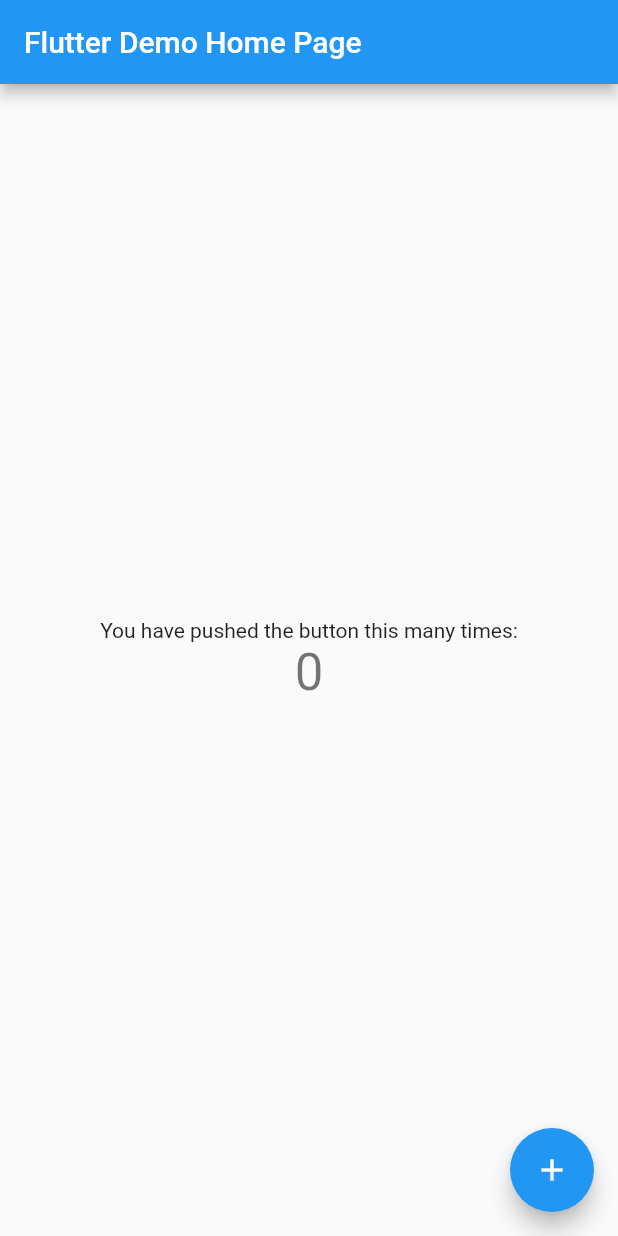
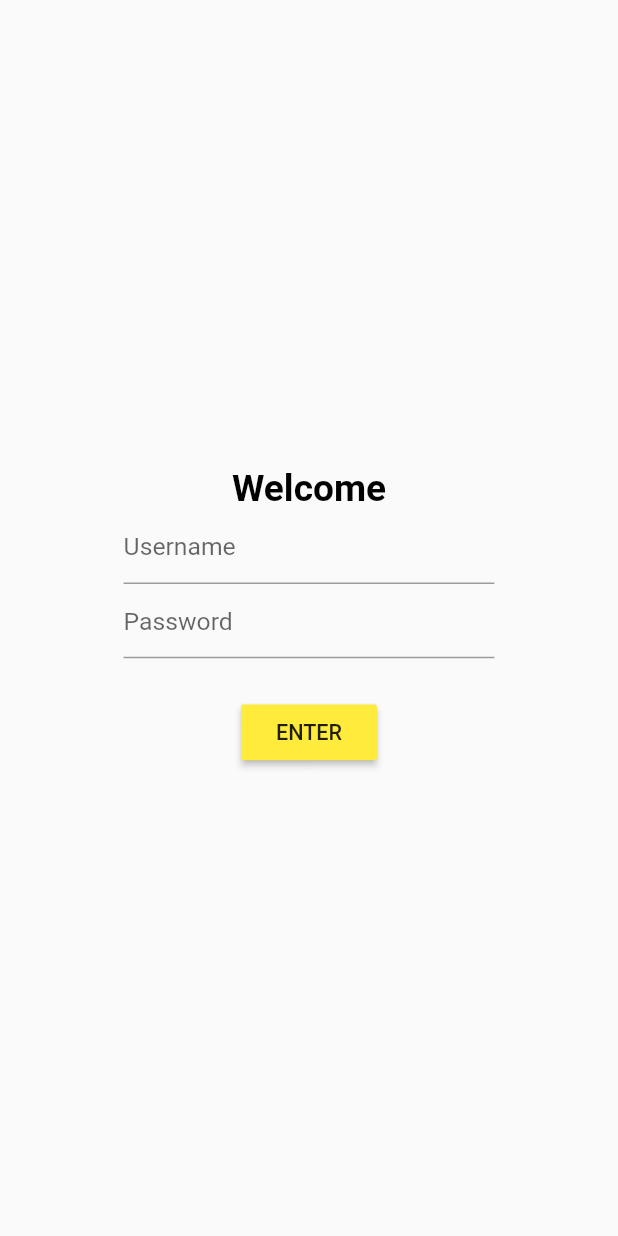
Before and after one commit to dodoqqww/my_garden, a Flutter app: the screen it shows after launch, on a phone screen of 412 x 824 dp. Run offline on Flutter 3.47's test engine with Material 2 defaults, Android fonts, the phone set to English and light mode, and no system bars; our stand-ins replace responsive_framework; Roboto replaces fonts that are missing (Corben).

Commit message:
add base projekt

```diff
--- /dev/null
+++ b/lib/common/theme.dart
@@ -0,0 +1,13 @@
+import 'package:flutter/material.dart';
+
+final appTheme = ThemeData(
+  primarySwatch: Colors.yellow,
+  textTheme: TextTheme(
+    headline1: TextStyle(
+      fontFamily: 'Corben',
+      fontWeight: FontWeight.w700,
+      fontSize: 24,
+      color: Colors.black,
+    ),
+  ),
+);
--- /dev/null
+++ b/lib/l10n/intl_en.arb
@@ -0,0 +1,7 @@
+{
+    "welcome": "Welcome",
+    "username": "Username",
+    "password": "Password",
+    "enter": "ENTER"
+
+}
--- /dev/null
+++ b/lib/l10n/intl_hu.arb
@@ -0,0 +1,4 @@
+{
+    "welcome": "Üdvözöljük",
+    "username": "Felhasználónév"
+}
--- a/lib/main.dart
+++ b/lib/main.dart
@@ -1,113 +1,74 @@
 import 'package:flutter/material.dart';
+import 'package:flutter/services.dart';
+import 'package:flutter_localizations/flutter_localizations.dart';
+import 'package:provider/provider.dart';
+import 'package:responsive_framework/responsive_framework.dart';
+import 'common/theme.dart';
+import 'generated/l10n.dart';
+import 'models/cart.dart';
+import 'models/catalog.dart';
+import 'screens/cart.dart';
+import 'screens/catalog.dart';
+import 'screens/login.dart';
 
 void main() {
   runApp(MyApp());
 }
 
 class MyApp extends StatelessWidget {
-  // This widget is the root of your application.
   @override
   Widget build(BuildContext context) {
-    return MaterialApp(
-      title: 'Flutter Demo',
-      theme: ThemeData(
-        // This is the theme of your application.
-        //
-        // Try running your application with "flutter run". You'll see the
-        // application has a blue toolbar. Then, without quitting the app, try
-        // changing the primarySwatch below to Colors.green and then invoke
-        // "hot reload" (press "r" in the console where you ran "flutter run",
-        // or simply save your changes to "hot reload" in a Flutter IDE).
-        // Notice that the counter didn't reset back to zero; the application
-        // is not restarted.
-        primarySwatch: Colors.blue,
+    //can't turn the screen
+    SystemChrome.setPreferredOrientations([
+      DeviceOrientation.portraitUp,
+      DeviceOrientation.portraitDown,
+    ]);
+    // Using MultiProvider is convenient when providing multiple objects.
+    return MultiProvider(
+      providers: [
+        // In this sample app, CatalogModel never changes, so a simple Provider
+        // is sufficient.
+        Provider(create: (context) => CatalogModel()),
+        // CartModel is implemented as a ChangeNotifier, which calls for the use
+        // of ChangeNotifierProvider. Moreover, CartModel depends
+        // on CatalogModel, so a ProxyProvider is needed.
+        ChangeNotifierProxyProvider<CatalogModel, CartModel>(
+          create: (context) => CartModel(),
+          update: (context, catalog, cart) {
+            cart.catalog = catalog;
+            return cart;
+          },
+        ),
+      ],
+      child: MaterialApp(
+        // scale
+        builder: (context, widget) => ResponsiveWrapper.builder(
+          BouncingScrollWrapper.builder(context, widget),
+          // maxWidth: 1200,
+          minWidth: 400,
+          defaultScale: true,
+        ),
+
+        //language
+        localizationsDelegates: [
+          S.delegate,
+          GlobalMaterialLocalizations.delegate,
+          GlobalWidgetsLocalizations.delegate,
+        ],
+        supportedLocales: S.delegate.supportedLocales,
+
+        //title && theme
+        title: "Title",
+        theme: appTheme,
+
+        //routes
+        initialRoute: '/',
+        routes: {
+          '/': (context) => MyLogin(),
+          '/catalog': (context) => MyCatalog(),
+          '/cart': (context) => MyCart(),
+        },
       ),
-      home: MyHomePage(title: 'Flutter Demo Home Page'),
     );
   }
 }
-
-class MyHomePage extends StatefulWidget {
-  MyHomePage({Key key, this.title}) : super(key: key);
-
-  // This widget is the home page of your application. It is stateful, meaning
-  // that it has a State object (defined below) that contains fields that affect
-  // how it looks.
-
-  // This class is the configuration for the state. It holds the values (in this
-  // case the title) provided by the parent (in this case the App widget) and
-  // used by the build method of the State. Fields in a Widget subclass are
-  // always marked "final".
-
-  final String title;
-
-  @override
-  _MyHomePageState createState() => _MyHomePageState();
-}
-
-class _MyHomePageState extends State<MyHomePage> {
-  int _counter = 0;
-
-  void _incrementCounter() {
-    setState(() {
-      // This call to setState tells the Flutter framework that something has
-      // changed in this State, which causes it to rerun the build method below
-      // so that the display can reflect the updated values. If we changed
-      // _counter without calling setState(), then the build method would not be
-      // called again, and so nothing would appear to happen.
-      _counter++;
-    });
-  }
-
-  @override
-  Widget build(BuildContext context) {
-    // This method is rerun every time setState is called, for instance as done
-    // by the _incrementCounter method above.
-    //
-    // The Flutter framework has been optimized to make rerunning build methods
-    // fast, so that you can just rebuild anything that needs updating rather
-    // than having to individually change instances of widgets.
-    return Scaffold(
-      appBar: AppBar(
-        // Here we take the value from the MyHomePage object that was created by
-        // the App.build method, and use it to set our appbar title.
-        title: Text(widget.title),
-      ),
-      body: Center(
-        // Center is a layout widget. It takes a single child and positions it
-        // in the middle of the parent.
-        child: Column(
-          // Column is also a layout widget. It takes a list of children and
-          // arranges them vertically. By default, it sizes itself to fit its
-          // children horizontally, and tries to be as tall as its parent.
-          //
-          // Invoke "debug painting" (press "p" in the console, choose the
-          // "Toggle Debug Paint" action from the Flutter Inspector in Android
-          // Studio, or the "Toggle Debug Paint" command in Visual Studio Code)
-          // to see the wireframe for each widget.
-          //
-          // Column has various properties to control how it sizes itself and
-          // how it positions its children. Here we use mainAxisAlignment to
-          // center the children vertically; the main axis here is the vertical
-          // axis because Columns are vertical (the cross axis would be
-          // horizontal).
-          mainAxisAlignment: MainAxisAlignment.center,
-          children: <Widget>[
-            Text(
-              'You have pushed the button this many times:',
-            ),
-            Text(
-              '$_counter',
-              style: Theme.of(context).textTheme.headline4,
-            ),
-          ],
-        ),
-      ),
-      floatingActionButton: FloatingActionButton(
-        onPressed: _incrementCounter,
-        tooltip: 'Increment',
-        child: Icon(Icons.add),
-      ), // This trailing comma makes auto-formatting nicer for build methods.
-    );
-  }
-}
--- /dev/null
+++ b/lib/models/cart.dart
@@ -0,0 +1,40 @@
+import 'package:flutter/foundation.dart';
+
+import 'catalog.dart';
+
+class CartModel extends ChangeNotifier {
+  /// The private field backing [catalog].
+  CatalogModel _catalog;
+
+  /// Internal, private state of the cart. Stores the ids of each item.
+  final List<int> _itemIds = [];
+
+  /// The current catalog. Used to construct items from numeric ids.
+  CatalogModel get catalog => _catalog;
+
+  set catalog(CatalogModel newCatalog) {
+    assert(newCatalog != null);
+    assert(_itemIds.every((id) => newCatalog.getById(id) != null),
+        'The catalog $newCatalog does not have one of $_itemIds in it.');
+    _catalog = newCatalog;
+    // Notify listeners, in case the new catalog provides information
+    // different from the previous one. For example, availability of an item
+    // might have changed.
+    notifyListeners();
+  }
+
+  /// List of items in the cart.
+  List<Item> get items => _itemIds.map((id) => _catalog.getById(id)).toList();
+
+  /// The current total price of all items.
+  int get totalPrice =>
+      items.fold(0, (total, current) => total + current.price);
+
+  /// Adds [item] to cart. This is the only way to modify the cart from outside.
+  void add(Item item) {
+    _itemIds.add(item.id);
+    // This line tells [Model] that it should rebuild the widgets that
+    // depend on it.
+    notifyListeners();
+  }
+}
--- /dev/null
+++ b/lib/models/catalog.dart
@@ -0,0 +1,59 @@
+import 'package:flutter/material.dart';
+
+/// A proxy of the catalog of items the user can buy.
+///
+/// In a real app, this might be backed by a backend and cached on device.
+/// In this sample app, the catalog is procedurally generated and infinite.
+///
+/// For simplicity, the catalog is expected to be immutable (no products are
+/// expected to be added, removed or changed during the execution of the app).
+class CatalogModel {
+  static List<String> itemNames = [
+    'Code Smell',
+    'Control Flow',
+    'Interpreter',
+    'Recursion',
+    'Sprint',
+    'Heisenbug',
+    'Spaghetti',
+    'Hydra Code',
+    'Off-By-One',
+    'Scope',
+    'Callback',
+    'Closure',
+    'Automata',
+    'Bit Shift',
+    'Currying',
+  ];
+
+  /// Get item by [id].
+  ///
+  /// In this sample, the catalog is infinite, looping over [itemNames].
+  Item getById(int id) => Item(id, itemNames[id % itemNames.length]);
+
+  /// Get item by its position in the catalog.
+  Item getByPosition(int position) {
+    // In this simplified case, an item's position in the catalog
+    // is also its id.
+    return getById(position);
+  }
+}
+
+@immutable
+class Item {
+  final int id;
+  final String name;
+  final Color color;
+  final int price = 42;
+
+  Item(this.id, this.name)
+      // To make the sample app look nicer, each item is given one of the
+      // Material Design primary colors.
+      : color = Colors.primaries[id % Colors.primaries.length];
+
+  @override
+  int get hashCode => id;
+
+  @override
+  bool operator ==(Object other) => other is Item && other.id == id;
+}
--- /dev/null
+++ b/lib/screens/login.dart
@@ -0,0 +1,45 @@
+import 'package:flutter/material.dart';
+import 'package:my_garden/generated/l10n.dart';
+
+class MyLogin extends StatelessWidget {
+  @override
+  Widget build(BuildContext context) {
+    return Scaffold(
+      body: Center(
+        child: Container(
+          padding: EdgeInsets.all(80.0),
+          child: Column(
+            mainAxisAlignment: MainAxisAlignment.center,
+            children: [
+              Text(
+                S.of(context).welcome,
+                style: Theme.of(context).textTheme.headline1,
+              ),
+              TextFormField(
+                decoration: InputDecoration(
+                  hintText: S.of(context).username,
+                ),
+              ),
+              TextFormField(
+                decoration: InputDecoration(
+                  hintText: S.of(context).password,
+                ),
+                obscureText: true,
+              ),
+              SizedBox(
+                height: 24,
+              ),
+              RaisedButton(
+                color: Colors.yellow,
+                child: Text(S.of(context).enter),
+                onPressed: () {
+                  Navigator.pushReplacementNamed(context, '/catalog');
+                },
+              )
+            ],
+          ),
+        ),
+      ),
+    );
+  }
+}
```
Also changed, not shown: lib/screens/cart.dart (added, +90 -0 lines), lib/screens/catalog.dart (added, +117 -0 lines), pubspec.yaml (+11 -0 lines), lib/generated/intl/messages_all.dart (added), lib/generated/intl/messages_en.dart (added), lib/generated/intl/messages_hu.dart (added), lib/generated/l10n.dart (added), pubspec.lock, 1 other file.
